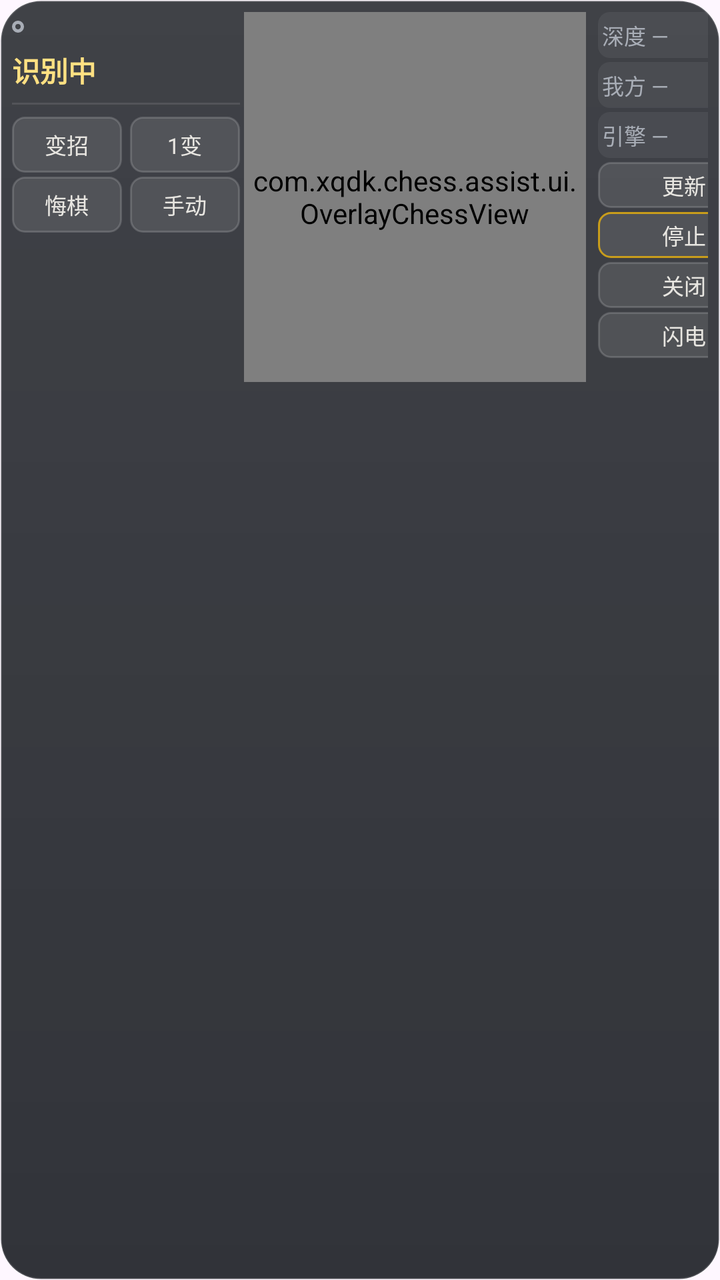
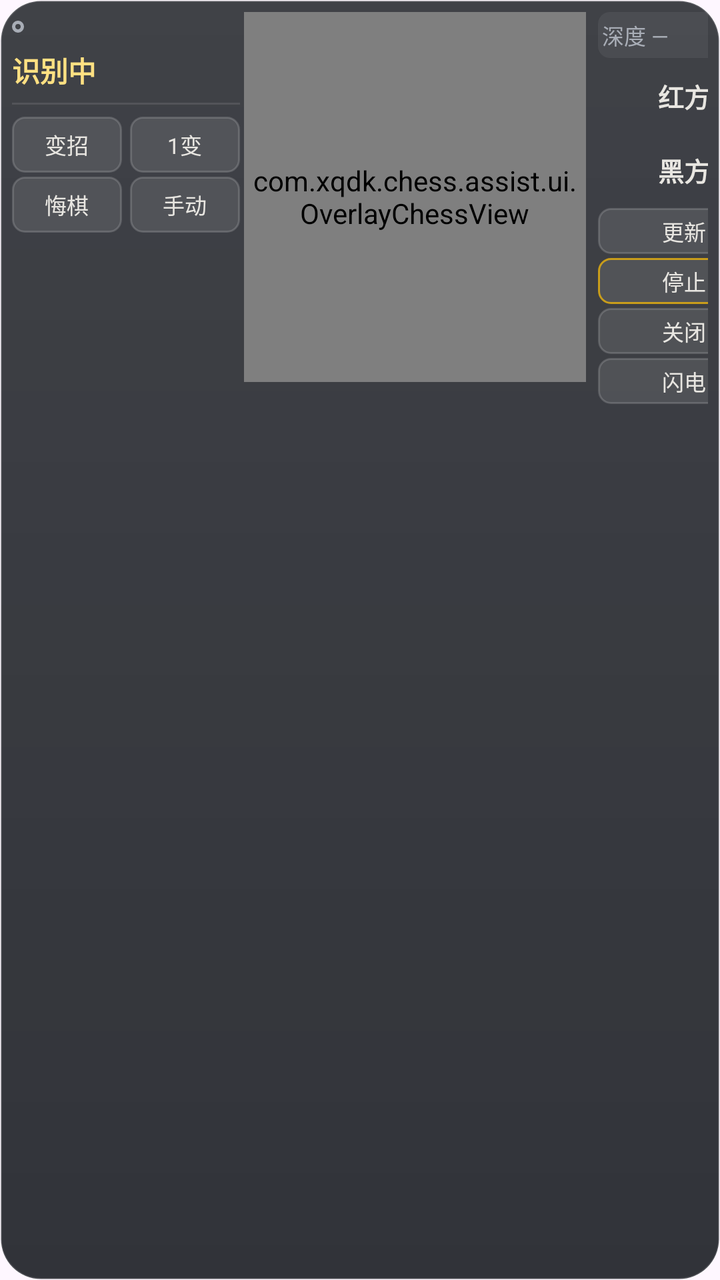

An Android layout rendered at two revisions. The XML below is the earlier revision; the diff shows what the commit changed to produce the second picture.
<!-- AndroidManifest.xml: application theme Theme.ChineseChess -->
<!-- res/layout/overlay_panel.xml -->
<?xml version="1.0" encoding="utf-8"?>
<LinearLayout xmlns:android="http://schemas.android.com/apk/res/android"
    android:id="@+id/overlay_root"
    android:layout_width="wrap_content"
    android:layout_height="wrap_content"
    android:background="@drawable/overlay_bg"
    android:clickable="true"
    android:focusable="true"
    android:orientation="horizontal"
    android:padding="6dp">

    
    <LinearLayout
        android:id="@+id/overlay_col_left"
        android:layout_width="114dp"
        android:layout_height="wrap_content"
        android:orientation="vertical">

        
        <LinearLayout
            android:layout_width="match_parent"
            android:layout_height="wrap_content"
            android:gravity="center_vertical"
            android:orientation="horizontal">

            <View
                android:id="@+id/overlay_state_dot"
                android:layout_width="6dp"
                android:layout_height="6dp"
                android:background="@drawable/overlay_state_dot_idle" />

            <TextView
                android:id="@+id/overlay_state"
                style="@style/OverlayState"
                android:layout_width="0dp"
                android:layout_height="wrap_content"
                android:layout_marginStart="5dp"
                android:layout_weight="1"
                android:maxLines="1"
                android:ellipsize="end" />
        </LinearLayout>

        
        <TextView
            android:id="@+id/overlay_occluded"
            style="@style/OverlayState"
            android:layout_width="match_parent"
            android:layout_height="wrap_content"
            android:layout_marginTop="3dp"
            android:maxLines="1"
            android:ellipsize="end"
            android:text="挡住棋盘，建议移开"
            android:visibility="gone" />

        
        <TextView
            android:id="@+id/overlay_status"
            style="@style/OverlayHeadline"
            android:layout_width="match_parent"
            android:layout_height="wrap_content"
            android:layout_marginTop="4dp"
            android:maxLines="2"
            android:ellipsize="end"
            android:text="识别中" />

        
        <TextView
            android:id="@+id/overlay_advantage"
            style="@style/OverlayAdvantage"
            android:layout_width="match_parent"
            android:layout_height="wrap_content"
            android:layout_marginTop="2dp"
            android:maxLines="1"
            android:ellipsize="end"
            android:textColor="@color/qi_jade_text"
            android:visibility="gone" />

        <View
            android:id="@+id/overlay_divider"
            android:layout_width="match_parent"
            android:layout_height="1dp"
            android:layout_marginTop="6dp"
            android:background="@color/qi_line1" />

        
        <TextView
            android:id="@+id/overlay_candidate"
            style="@style/OverlayCandidate"
            android:layout_width="match_parent"
            android:layout_height="wrap_content"
            android:layout_marginTop="6dp"
            android:maxLines="1"
            android:ellipsize="end"
            android:textColor="@color/qi_ivory"
            android:visibility="gone" />

        
        <LinearLayout
            android:layout_width="match_parent"
            android:layout_height="wrap_content"
            android:layout_marginTop="6dp"
            android:orientation="horizontal">

            <TextView
                android:id="@+id/overlay_btn_change"
                style="@style/OverlayAction"
                android:layout_width="0dp"
                android:layout_height="28dp"
                android:layout_marginEnd="2dp"
                android:layout_weight="1"
                android:text="变招" />

            <TextView
                android:id="@+id/overlay_btn_multipv"
                style="@style/OverlayAction"
                android:layout_width="0dp"
                android:layout_height="28dp"
                android:layout_marginStart="2dp"
                android:layout_weight="1"
                android:text="1变" />
        </LinearLayout>

        <LinearLayout
            android:layout_width="match_parent"
            android:layout_height="wrap_content"
            android:layout_marginTop="2dp"
            android:orientation="horizontal">

            <TextView
                android:id="@+id/overlay_btn_undo"
                style="@style/OverlayAction"
                android:layout_width="0dp"
                android:layout_height="28dp"
                android:layout_marginEnd="2dp"
                android:layout_weight="1"
                android:text="悔棋" />

            <TextView
                android:id="@+id/overlay_btn_manual"
                style="@style/OverlayAction"
                android:layout_width="0dp"
                android:layout_height="28dp"
                android:layout_marginStart="2dp"
                android:layout_weight="1"
                android:text="手动" />
        </LinearLayout>
    </LinearLayout>

    <com.xqdk.chess.assist.ui.OverlayChessView
        android:id="@+id/overlay_chess"
        android:layout_width="171dp"
        android:layout_height="185dp"
        android:layout_marginHorizontal="2dp" />

    
    <LinearLayout
        android:id="@+id/overlay_col_right"
        android:layout_width="90dp"
        android:layout_height="wrap_content"
        android:layout_marginStart="2dp"
        android:orientation="vertical"
        android:paddingHorizontal="2dp">

        
        <TextView
            android:id="@+id/overlay_btn_strength"
            style="@style/OverlayChip"
            android:text="深度 —" />

        
        <TextView
            android:id="@+id/overlay_btn_time"
            style="@style/OverlayChip"
            android:text="时间 —"
            android:visibility="gone" />

        
        <TextView
            android:id="@+id/overlay_btn_my_side"
            style="@style/OverlayChip"
            android:layout_marginTop="2dp"
            android:text="我方 —" />

        
        <TextView
            android:id="@+id/overlay_btn_engine"
            style="@style/OverlayChip"
            android:layout_marginTop="2dp"
            android:text="引擎 —" />

        <TextView
            android:id="@+id/overlay_btn_turn"
            style="@style/OverlayAction"
            android:layout_width="match_parent"
            android:layout_height="23dp"
            android:layout_marginTop="2dp"
            android:text="更新" />

        <TextView
            android:id="@+id/overlay_btn_pause"
            style="@style/OverlayAction"
            android:layout_width="match_parent"
            android:layout_height="23dp"
            android:layout_marginTop="2dp"
            android:background="@drawable/overlay_action_stop_bg"
            android:text="停止" />

        <TextView
            android:id="@+id/overlay_btn_close"
            style="@style/OverlayAction"
            android:layout_width="match_parent"
            android:layout_height="23dp"
            android:layout_marginTop="2dp"
            android:text="关闭" />

        
        <TextView
            android:id="@+id/overlay_btn_flash"
            style="@style/OverlayAction"
            android:layout_width="match_parent"
            android:layout_height="23dp"
            android:layout_marginTop="2dp"
            android:text="闪电" />
    </LinearLayout>
</LinearLayout>
<!-- resources referenced by this layout -->
<resources>
  <color name="qi_ivory">#E8E6E1</color>
  <color name="qi_jade_text">#81C784</color>
  <color name="qi_line1">#1AFFFFFF</color>
  <!-- drawable overlay_state_dot_idle (drawable) -->
  <?xml version="1.0" encoding="utf-8"?>
  <shape xmlns:android="http://schemas.android.com/apk/res/android" android:shape="oval">
      <solid android:color="#00000000" />
      <stroke
          android:width="1.5dp"
          android:color="@color/qi_muted" />
  </shape>
  <style name="OverlayAction">
          <item name="android:background">@drawable/overlay_action_bg</item>
          <item name="android:textColor">@color/qi_ivory</item>
          <item name="android:textSize">11sp</item>
          <item name="android:gravity">center</item>
          <item name="android:maxLines">1</item>
          <item name="android:paddingHorizontal">2dp</item>
      </style>
  <style name="OverlayAdvantage">
          <item name="android:textSize">12sp</item>
          <item name="android:fontFeatureSettings">tnum</item>
          <item name="android:maxLines">1</item>
          <item name="android:ellipsize">end</item>
      </style>
  <style name="OverlayCandidate">
          <item name="android:textSize">12sp</item>
          <item name="android:maxLines">1</item>
          <item name="android:ellipsize">end</item>
      </style>
  <style name="OverlayHeadline">
          <item name="android:textSize">14sp</item>
          <item name="android:textStyle">bold</item>
          <item name="android:textColor">@color/qi_amber_text</item>
          <item name="android:maxLines">2</item>
          <item name="android:ellipsize">end</item>
      </style>
  <style name="OverlayState">
          <item name="android:textSize">11sp</item>
          <item name="android:textColor">@color/qi_muted</item>
          <item name="android:maxLines">1</item>
          <item name="android:ellipsize">end</item>
      </style>
  <style name="Theme.ChineseChess" parent="Base.Theme.ChineseChess" />
  <color name="qi_amber">#FFC107</color>
  <dimen name="qi_r_xl">20dp</dimen>
  <color name="qi_glass">#E61B1E24</color>
  <color name="qi_muted">#A8ADB6</color>
  <!-- drawable overlay_chip_bg (drawable) -->
  <?xml version="1.0" encoding="utf-8"?>
  <selector xmlns:android="http://schemas.android.com/apk/res/android">
      <item android:state_pressed="true">
          <shape android:shape="rectangle">
              <corners android:radius="6dp" />
              <solid android:color="#1CFFFFFF" />
          </shape>
      </item>
      <item>
          <shape android:shape="rectangle">
              <corners android:radius="6dp" />
              <solid android:color="#0FFFFFFF" />
          </shape>
      </item>
  </selector>
  <color name="qi_amber_text">#FFE082</color>
  <style name="Base.Theme.ChineseChess" parent="Theme.Material3.DayNight.NoActionBar">
          
          <item name="colorPrimary">@color/qi_zhu_btn</item>
          <item name="colorAccent">@color/qi_zhu_btn</item>
          
          <item name="android:statusBarColor">@color/xq_paper</item>
          <item name="android:windowLightStatusBar">true</item>
      </style>
  <color name="qi_line2">#29FFFFFF</color>
  <color name="qi_line3">#47FFFFFF</color>
  <color name="qi_zhu_btn">#C35440</color>
  <color name="xq_paper">#F6F3ED</color>
  <!-- unchanged entries left out for length: 4 -->
</resources>

<!-- the commit's change to res/layout/overlay_panel.xml (unified diff, before → after) -->
@@ -176,17 +176,16 @@
 
         
         <TextView
-            android:id="@+id/overlay_btn_my_side"
-            style="@style/OverlayChip"
-            android:layout_marginTop="2dp"
-            android:text="我方 —" />
-
-        
-        <TextView
-            android:id="@+id/overlay_btn_engine"
-            style="@style/OverlayChip"
-            android:layout_marginTop="2dp"
-            android:text="引擎 —" />
+            android:id="@+id/overlay_btn_side_red"
+            style="@style/OverlaySideBlock"
+            android:layout_marginTop="2dp"
+            android:text="红方" />
+
+        <TextView
+            android:id="@+id/overlay_btn_side_black"
+            style="@style/OverlaySideBlock"
+            android:layout_marginTop="3dp"
+            android:text="黑方" />
 
         <TextView
             android:id="@+id/overlay_btn_turn"
<!-- resource entries referenced after the edit -->
@@ -36,6 +36,15 @@
           <item name="android:textColor">@color/qi_amber_text</item>
           <item name="android:maxLines">2</item>
           <item name="android:ellipsize">end</item>
+      </style>
+  <style name="OverlaySideBlock">
+          <item name="android:layout_width">match_parent</item>
+          <item name="android:layout_height">34dp</item>
+          <item name="android:gravity">center</item>
+          <item name="android:textSize">13sp</item>
+          <item name="android:textStyle">bold</item>
+          <item name="android:maxLines">1</item>
+          <item name="android:textColor">@color/qi_ivory</item>
       </style>
   <style name="OverlayState">
           <item name="android:textSize">11sp</item>
